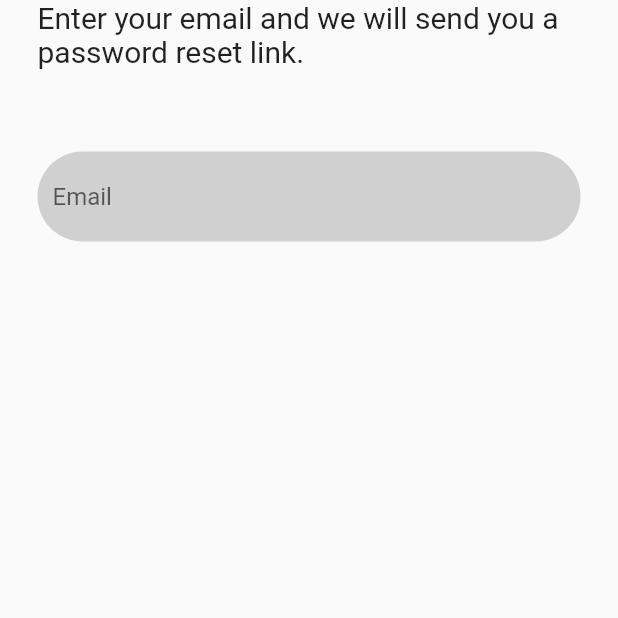
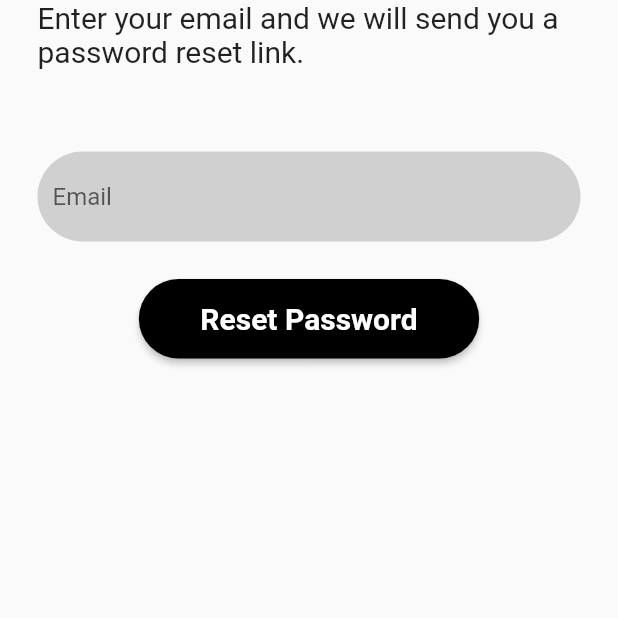
Before and after one commit to pragya45/SmartAgriculture, a Flutter app: the ForgotScreen screen opened by its route, on a phone screen of 412 x 824 dp, the top half of it. Run offline on Flutter 3.47's test engine with Material 2 defaults, Android fonts, the light colour scheme and no system bars; drawn by our look-alikes of loader_overlay; our stand-ins replace cloud_firestore, firebase_auth, firebase_core; accounts and stored records are empty.

Commit message:
forget password changes

```diff
--- a/lib/login/forgotpass.dart
+++ b/lib/login/forgotpass.dart
@@ -1,8 +1,6 @@
 import 'package:firebase_auth/firebase_auth.dart';
 import 'package:flutter/cupertino.dart';
 import 'package:flutter/material.dart';
-
-import 'Login.dart';
 
 class ForgotScreen extends StatefulWidget {
   const ForgotScreen({Key? key}) : super(key: key);
@@ -61,10 +59,27 @@ class _ForgotScreenState extends State<ForgotScreen> {
                     ),
                   ),
                 ),
-
-                SizedBox(
-                  height: 10,
-                ),
+                ElevatedButton(
+                    style: ElevatedButton.styleFrom(
+                      backgroundColor: Colors.black,
+                      shape: RoundedRectangleBorder(
+                        borderRadius: BorderRadius.circular(30),
+                      ),
+                    ),
+                    onPressed: () {
+                      passwordReset();
+                    },
+                    child: Padding(
+                      padding: const EdgeInsets.symmetric(
+                          horizontal: 25, vertical: 15),
+                      child: Text(
+                        "Reset Password",
+                        style: TextStyle(
+                          fontWeight: FontWeight.bold,
+                          fontSize: 20,
+                        ),
+                      ),
+                    )),
               ],
             ),
           ),
```
